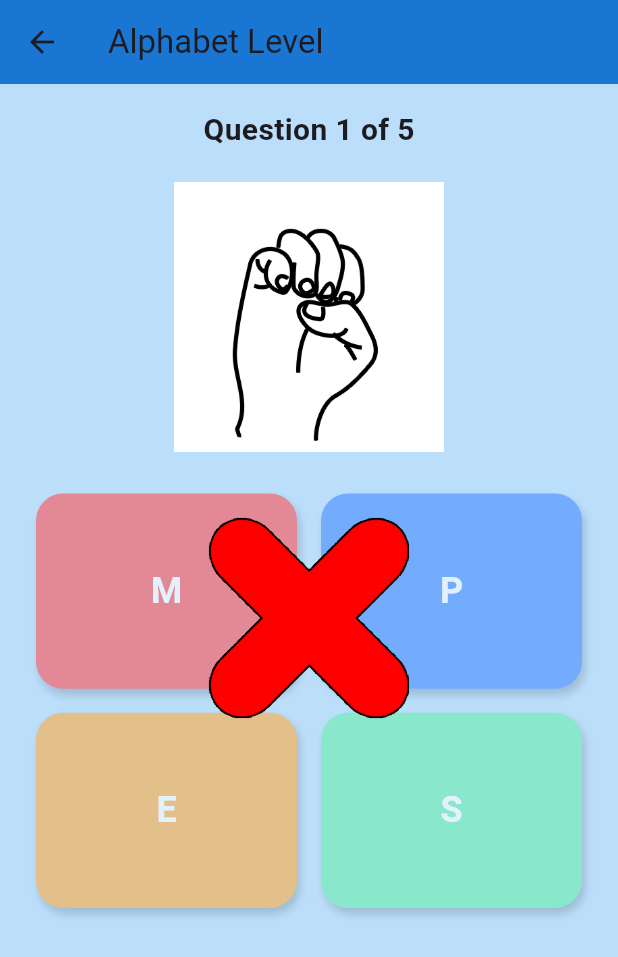
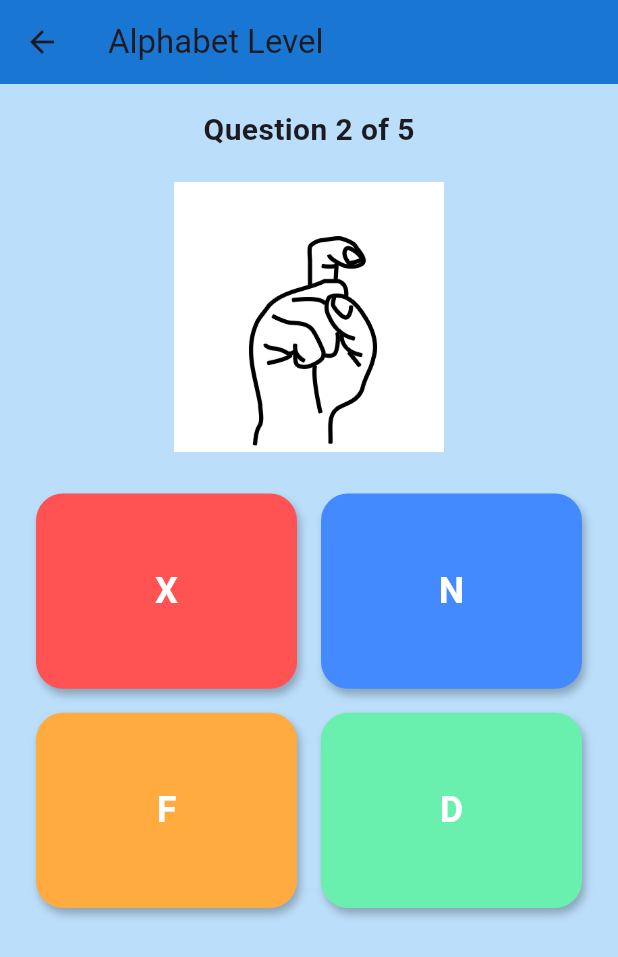
Before and after one commit to hasifnaufall/gmi, a Flutter app: the AlphabetQuizScreen screen opened directly, after a tap on an icon or button, on a phone screen of 412 x 824 dp. Shown: the top 957 px of the screen. Run offline on Flutter 3.47's test engine with Material 3 defaults, Android fonts, the light colour scheme and no system bars; our stand-ins replace firebase_auth, firebase_core; missing offline and left inert: waveact; accounts and stored records are empty; Roboto replaces fonts that are missing (Arial).

Commit message:
3 new file added, 7 modified

```diff
--- a/lib/alphabet_q.dart
+++ b/lib/alphabet_q.dart
@@ -1,9 +1,11 @@
 import 'package:flutter/material.dart';
 import 'quest_status.dart';
-import 'xp_popups.dart'; // NEW: fancy XP popup
+import 'xp_popups.dart'; // for XP + completion celebration
 
 class AlphabetQuizScreen extends StatefulWidget {
+  /// If null, auto-resume at the first unanswered question.
   final int? startIndex;
+
   const AlphabetQuizScreen({super.key, this.startIndex});
 
   @override
@@ -52,6 +54,7 @@ class _AlphabetQuizScreenState extends State<AlphabetQuizScreen>
   @override
   void initState() {
     super.initState();
+
     QuestStatus.ensureLevel1Length(questions.length);
 
     int start = widget.startIndex ?? _firstUnansweredIndex();
@@ -81,52 +84,32 @@ class _AlphabetQuizScreenState extends State<AlphabetQuizScreen>
     final correctIndex = questions[currentQuestion]['correctIndex'] as int;
     final isCorrect = selectedIndex == correctIndex;
 
-    // Save result
+    // Record result for resume/score logic
     QuestStatus.level1Answers[currentQuestion] = isCorrect;
 
-    // XP for correct answers
+    // Optional: XP popup on correct
     if (isCorrect) {
       final levels = QuestStatus.addXp(20);
       await showXpCelebration(context, xp: 20, leveledUp: levels);
     }
 
-    showDialog(
-      context: context,
-      barrierDismissible: false,
-      barrierColor: Colors.transparent,
-      builder: (_) => Center(
-        child: Image.asset(
-          isCorrect ? 'assets/gifs/correct.gif' : 'assets/gifs/wrong.gif',
-          height: 180,
-        ),
-      ),
-    );
-
-    await Future.delayed(const Duration(seconds: 2));
-    if (mounted) Navigator.of(context).pop();
+    // Small pause for tactile feedback
+    await Future.delayed(const Duration(milliseconds: 400));
 
     if (_allAnswered()) {
       if (!mounted) return;
-      showDialog(
-        context: context,
-        barrierDismissible: false,
-        builder: (_) => AlertDialog(
-          title: const Text("Quiz Complete"),
-          content: Text(
-            "You’ve completed the Alphabet Level!\n\n"
-                "Score: ${QuestStatus.level1Score} / ${questions.length}",
-          ),
-          actions: [
-            TextButton(
-              onPressed: () {
-                Navigator.pop(context);
-                Navigator.pop(context);
-              },
-              child: const Text("OK"),
-            ),
-          ],
-        ),
+
+      // Stylish completion popup (sparkles + gradient score)
+      await showQuizCompleteCelebration(
+        context,
+        score: QuestStatus.level1Score,
+        total: questions.length,
+        subtitle: "You’ve completed the Alphabet Level!",
+        buttonText: "OK",
       );
+
+      if (!mounted) return;
+      Navigator.pop(context); // back to previous screen
     } else {
       final next = _nextUnansweredAfter(currentQuestion);
       setState(() {
@@ -157,12 +140,18 @@ class _AlphabetQuizScreenState extends State<AlphabetQuizScreen>
           decoration: BoxDecoration(
             color: color,
             borderRadius: BorderRadius.circular(18),
-            boxShadow: const [BoxShadow(color: Colors.black26, blurRadius: 4, offset: Offset(2, 4))],
+            boxShadow: const [
+              BoxShadow(color: Colors.black26, blurRadius: 4, offset: Offset(2, 4)),
+            ],
           ),
           child: Center(
             child: Text(
               label,
-              style: const TextStyle(fontSize: 24, fontWeight: FontWeight.bold, color: Colors.white),
+              style: const TextStyle(
+                fontSize: 24,
+                fontWeight: FontWeight.bold,
+                color: Colors.white,
+              ),
             ),
           ),
         ),
```
Also changed, not shown: lib/quest.dart (+12 -16 lines), lib/xp_popups.dart (+138 -20 lines).
